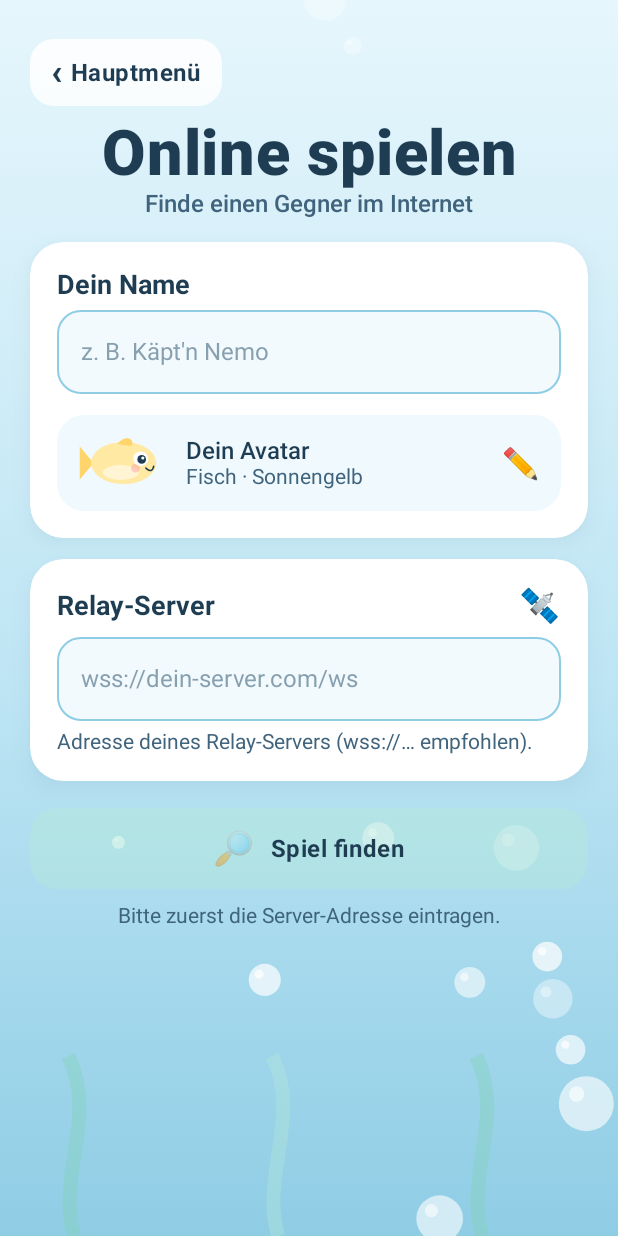
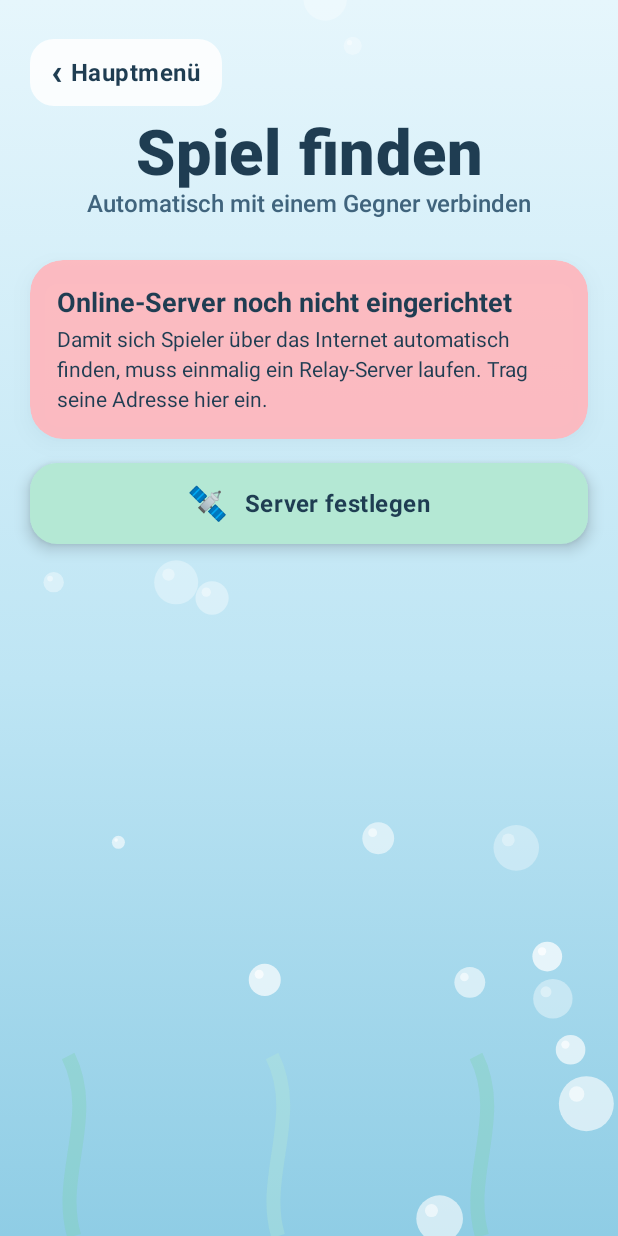
Before and after one commit to JeffreyL26/droplets, an Android app built with Jetpack Compose: the screen it shows after launch (MainActivity), after a tap on an icon or button, on a phone screen of 412 x 824 dp. Run offline under Robolectric (Android 15) with nearby library versions, the phone set to English and light mode, and no system bars; pictures from the network do not load; 1 other tap on this screen came first.

Commit message:
Make "Find a game" instant matchmaking + one-click relay deploy
Tapping "Finde ein Spiel!" now starts internet matchmaking immediately with no
input and no shared WiFi (Clash-Royale style): the relay pairs two searching
players automatically. The server address is a baked-in DEFAULT_RELAY_URL
constant; a discreet dialog still allows a custom server for testing/self-host.

Add a GET / health route to the relay (Render health check + browser test), a
render.yaml blueprint for free one-click Docker deploy, and a Gradle wrapper for
the server module so the relay can be built/validated standalone.

Co-Authored-By: Claude Opus 4.7 (1M context) <noreply@anthropic.com>

```diff
--- a/app/src/main/java/com/jbastudio/gofish/MainActivity.kt
+++ b/app/src/main/java/com/jbastudio/gofish/MainActivity.kt
@@ -75,8 +75,10 @@ class MainActivity : ComponentActivity() {
                 var mode    by remember { mutableStateOf<Mode?>(null) }
                 var avatarChoice  by remember { mutableStateOf(GameHolder.myAvatar) }
                 var showAvatarDlg by remember { mutableStateOf(false) }
-                var screen   by remember { mutableStateOf(Screen.MENU) }
-                var relayUrl by remember { mutableStateOf(netPrefs.loadRelayUrl()) }
+                var screen         by remember { mutableStateOf(Screen.MENU) }
+                // Optionaler, vom Nutzer gesetzter Server (z. B. zum Testen). Leer = Standard.
+                var serverOverride by remember { mutableStateOf(netPrefs.loadRelayUrl()) }
+                var showServerDlg  by remember { mutableStateOf(false) }
                 // Token-Container: jeder Connect-Versuch bekommt eine eigene ID;
                 // wird sie inkrementiert, sind alle laufenden Callbacks "stale" und werden ignoriert.
                 val attempt = remember { intArrayOf(0) }
@@ -125,6 +127,42 @@ class MainActivity : ComponentActivity() {
                     screen = Screen.MENU
                 }
 
+                // Online-Matchmaking SOFORT starten — keine Eingabe nötig.
+                // Adresse: optionaler Override, sonst die fest hinterlegte Standard-Adresse.
+                val startMatchmaking: () -> Unit = {
+                    val url = serverOverride.ifBlank { DEFAULT_RELAY_URL }.trim()
+                    isError = false
+                    screen  = Screen.ONLINE
+                    if (url.isEmpty()) {
+                        // Noch kein Server hinterlegt → Hinweis statt Suche
+                        busy    = false
+                        mode    = null
+                        status  = "Online-Server ist noch nicht eingerichtet."
+                        isError = true
+                    } else {
+                        val finalName = name.trim().ifEmpty { "Spieler" }
+                        val myToken = ++attempt[0]
+                        busy   = true
+                        mode   = Mode.ONLINE
+                        status = "Suche nach Gegner …"
+                        findOnlineMatch(
+                            relayUrl = url,
+                            name     = finalName,
+                            token    = myToken,
+                            onUpdate = { s, err ->
+                                if (attempt[0] == myToken) runOnUiThread {
+                                    status  = s
+                                    isError = err
+                                    if (err) { busy = false; mode = null }
+                                }
+                            },
+                            onSessionStart = {
+                                if (attempt[0] == myToken) { busy = false; mode = null; status = "" }
+                            }
+                        )
+                    }
+                }
+
                 if (showAvatarDlg) {
                     AvatarSelectionDialog(
                         currentChoice = avatarChoice,
@@ -137,60 +175,43 @@ class MainActivity : ComponentActivity() {
                     )
                 }
 
+                if (showServerDlg) {
+                    ServerDialog(
+                        current = serverOverride,
+                        defaultUrl = DEFAULT_RELAY_URL,
+                        onSave = { url ->
+                            serverOverride = url.trim()
+                            netPrefs.saveRelayUrl(url.trim())
+                            showServerDlg = false
+                        },
+                        onUseDefault = {
+                            serverOverride = ""
+                            netPrefs.saveRelayUrl("")
+                            showServerDlg = false
+                        },
+                        onClose = { showServerDlg = false }
+                    )
+                }
+
                 when (screen) {
                   Screen.MENU -> MainMenuScreen(
                       name          = name,
                       onNameChange  = { name = it },
                       avatar        = avatarChoice,
                       onAvatarClick = { showAvatarDlg = true },
-                      onFindGame    = { goTo(Screen.ONLINE) },
+                      onFindGame    = startMatchmaking,
                       onLocalHost   = { goTo(Screen.LOCAL) }
                   )
 
                   Screen.ONLINE -> OnlineScreen(
-                      name           = name,
-                      onNameChange   = { name = it },
-                      avatar         = avatarChoice,
-                      onAvatarClick  = { showAvatarDlg = true },
-                      relayUrl       = relayUrl,
-                      onRelayUrlChange = { relayUrl = it; netPrefs.saveRelayUrl(it.trim()) },
-                      status         = status,
-                      isError        = isError,
-                      busy           = busy,
-                      onBack         = backToMenu,
-                      onCancel       = cancel,
-                      onFind = {
-                          val url = relayUrl.trim()
-                          if (url.isEmpty()) {
-                              status = "Bitte Server-URL eingeben"
-                              isError = true
-                          } else {
-                              netPrefs.saveRelayUrl(url)
-                              val finalName = name.trim().ifEmpty { "Spieler" }
-                              val myToken = ++attempt[0]
-                              busy    = true
-                              isError = false
-                              mode    = Mode.ONLINE
-                              status  = "Suche nach Gegner …"
-                              findOnlineMatch(
-                                  relayUrl = url,
-                                  name     = finalName,
-                                  token    = myToken,
-                                  onUpdate = { s, err ->
-                                      if (attempt[0] == myToken) runOnUiThread {
-                                          status  = s
-                                          isError = err
-                                          if (err) { busy = false; mode = null }
-                                      }
-                                  },
-                                  onSessionStart = {
-                                      if (attempt[0] == myToken) {
-                                          busy = false; mode = null; status = ""
-                                      }
-                                  }
-                              )
-                          }
-                      }
+                      status           = status,
+                      isError          = isError,
+                      busy             = busy,
+                      serverConfigured = serverOverride.ifBlank { DEFAULT_RELAY_URL }.isNotBlank(),
+                      onBack           = backToMenu,
+                      onCancel         = cancel,
+                      onRetry          = startMatchmaking,
+                      onEditServer     = { showServerDlg = true }
                   )
 
                   Screen.LOCAL -> LobbyScreen(
@@ -515,20 +536,27 @@ private fun MainMenuScreen(
 //  Online-Bildschirm (Matchmaking über das Relay)
 // ═════════════════════════════════════════════════════════════════════════
 
+/**
+ * Fest hinterlegte Adresse des Online-Relay-Servers — analog zu Clash Royale,
+ * wo die Server-Adresse in der App steckt und der Spieler nichts eingibt.
+ *
+ * HIER nach dem Deployen die öffentliche Adresse eintragen, z. B.:
+ *   "wss://gofish-relay.onrender.com/ws"
+ *
+ * Leer = noch nicht eingerichtet (App zeigt dann einen Hinweis).
+ */
+private const val DEFAULT_RELAY_URL = ""
+
 @Composable
 private fun OnlineScreen(
-    name: String,
-    onNameChange: (String) -> Unit,
-    avatar: AvatarChoice,
-    onAvatarClick: () -> Unit,
-    relayUrl: String,
-    onRelayUrlChange: (String) -> Unit,
     status: String,
     isError: Boolean,
     busy: Boolean,
+    serverConfigured: Boolean,
     onBack: () -> Unit,
     onCancel: () -> Unit,
-    onFind: () -> Unit
+    onRetry: () -> Unit,
+    onEditServer: () -> Unit
 ) {
     OceanBackground {
         Column(
@@ -542,7 +570,7 @@ private fun OnlineScreen(
             BackRow(text = "Hauptmenü", enabled = !busy, onBack = onBack)
 
             Text(
-                text  = "Online spielen",
+                text  = "Spiel finden",
                 style = MaterialTheme.typography.displayLarge.copy(
                     fontSize = 42.sp, fontWeight = FontWeight.Black
                 ),
@@ -550,52 +578,17 @@ private fun OnlineScreen(
                 textAlign = TextAlign.Center
             )
             Text(
-                text = "Finde einen Gegner im Internet",
+                text = "Automatisch mit einem Gegner verbinden",
                 style = MaterialTheme.typography.titleMedium,
                 color = SoftSeaText,
                 textAlign = TextAlign.Center
             )
 
-            Spacer(Modifier.height(16.dp))
+            Spacer(Modifier.height(28.dp))
 
-            PlayerCard(
-                name          = name,
-                onNameChange  = onNameChange,
-                avatar        = avatar,
-                onAvatarClick = onAvatarClick,
-                enabled       = !busy
-            )
-
-            Spacer(Modifier.height(14.dp))
-
-            // Karte: Relay-Server
-            BubblePanel(modifier = Modifier.fillMaxWidth()) {
-                Column(Modifier.padding(18.dp)) {
-                    Row(verticalAlignment = Alignment.CenterVertically) {
-                        SectionLabel("Relay-Server")
-                        Spacer(Modifier.weight(1f))
-                        Text("🛰️", fontSize = 22.sp)
-                    }
-                    Spacer(Modifier.height(8.dp))
-                    PastelTextField(
-                        value = relayUrl,
-                        onChange = onRelayUrlChange,
-                        placeholder = "wss://dein-server.com/ws",
-                        enabled = !busy
-                    )
-                    Spacer(Modifier.height(6.dp))
-                    Text(
-                        "Adresse deines Relay-Servers (wss://… empfohlen).",
-                        style = MaterialTheme.typography.bodyMedium,
-                        color = SoftSeaText
-                    )
-                }
-            }
-
-            Spacer(Modifier.height(18.dp))
-
-            if (busy) {
-                // Suche läuft — Status + Abbrechen
+            when {
+                busy -> {
+                    // Suche läuft — Maskottchen + Status + Abbrechen
                     BubblePanel(
                         modifier = Modifier.fillMaxWidth(),
                         background = SunYellow.copy(alpha = 0.92f)
@@ -603,23 +596,32 @@ private fun OnlineScreen(
                         Column(
                             modifier = Modifier
                                 .fillMaxWidth()
-                            .padding(18.dp),
+                                .padding(22.dp),
                             horizontalAlignment = Alignment.CenterHorizontally
                         ) {
                             FishMascot(
-                            modifier = Modifier.size(width = 96.dp, height = 70.dp),
+                                modifier = Modifier.size(width = 110.dp, height = 80.dp),
                                 body = SeafoamGreen, bodyDeep = SeafoamDeep,
                                 facingRight = true
                             )
-                        Spacer(Modifier.height(8.dp))
+                            Spacer(Modifier.height(10.dp))
                             Text(
                                 text = status.ifEmpty { "Suche nach Gegner …" },
                                 modifier = Modifier.fillMaxWidth(),
                                 textAlign = TextAlign.Center,
                                 color = DeepSea,
-                            style = MaterialTheme.typography.titleMedium
+                                style = MaterialTheme.typography.titleLarge
                             )
-                        Spacer(Modifier.height(14.dp))
+                            Text(
+                                "Warte auf einen anderen Spieler, der gerade sucht.",
+                                modifier = Modifier
+                                    .fillMaxWidth()
+                                    .padding(top = 4.dp),
+                                textAlign = TextAlign.Center,
+                                color = SoftSeaText,
+                                style = MaterialTheme.typography.bodyMedium
+                            )
+                            Spacer(Modifier.height(16.dp))
                             PastelButton(
                                 text = "Suche abbrechen",
                                 emoji = "✋",
@@ -629,25 +631,54 @@ private fun OnlineScreen(
                             )
                         }
                     }
-            } else {
+                }
+
+                !serverConfigured -> {
+                    // Kein Server hinterlegt → Setup-Hinweis
+                    BubblePanel(
+                        modifier = Modifier.fillMaxWidth(),
+                        background = CoralPink.copy(alpha = 0.92f)
+                    ) {
+                        Column(
+                            Modifier
+                                .fillMaxWidth()
+                                .padding(18.dp)
+                        ) {
+                            Text(
+                                "Online-Server noch nicht eingerichtet",
+                                style = MaterialTheme.typography.titleLarge,
+                                color = DeepSea
+                            )
+                            Spacer(Modifier.height(6.dp))
+                            Text(
+                                "Damit sich Spieler über das Internet automatisch finden, " +
+                                    "muss einmalig ein Relay-Server laufen. Trag seine Adresse hier ein.",
+                                style = MaterialTheme.typography.bodyMedium,
+                                color = DeepSea
+                            )
+                        }
+                    }
+                    Spacer(Modifier.height(16.dp))
+                    PastelButton(
+                        text = "Server festlegen",
+                        emoji = "🛰️",
+                        enabled = true,
+                        container = SeafoamGreen,
+                        onClick = onEditServer
+                    )
+                }
+
+                else -> {
+                    // Bereit (z. B. nach Abbruch / Fehler / Spielende) → erneut suchen
                     PastelButton(
                         text = "Spiel finden",
                         emoji = "🔎",
-                    enabled = relayUrl.isNotBlank(),
+                        enabled = true,
                         container = SeafoamGreen,
-                    onClick = onFind
+                        onClick = onRetry
                     )
-                if (relayUrl.isBlank()) {
-                    Spacer(Modifier.height(10.dp))
-                    Text(
-                        "Bitte zuerst die Server-Adresse eintragen.",
-                        style = MaterialTheme.typography.bodyMedium,
-                        color = SoftSeaText,
-                        textAlign = TextAlign.Center
-                    )
-                }
                     if (status.isNotEmpty()) {
-                    Spacer(Modifier.height(12.dp))
+                        Spacer(Modifier.height(14.dp))
                         BubblePanel(
                             modifier = Modifier.fillMaxWidth(),
                             background = if (isError) CoralPink.copy(alpha = 0.92f)
@@ -663,6 +694,79 @@ private fun OnlineScreen(
                                 style = MaterialTheme.typography.titleMedium
                             )
                         }
+                    }
+                    Spacer(Modifier.height(18.dp))
+                    // Dezente Option (Tests / eigener Server)
+                    TextButton(onClick = onEditServer) {
+                        Text("Server ändern", color = SoftSeaText)
+                    }
+                }
+            }
+        }
+    }
+}
+
+/** Optionaler Server-Override (Tests / eigener Server). Leer = Standard-Server der App. */
+@Composable
+private fun ServerDialog(
+    current: String,
+    defaultUrl: String,
+    onSave: (String) -> Unit,
+    onUseDefault: () -> Unit,
+    onClose: () -> Unit
+) {
+    var text by remember { mutableStateOf(current) }
+    Dialog(
+        onDismissRequest = onClose,
+        properties = DialogProperties(usePlatformDefaultWidth = false)
+    ) {
+        BubblePanel(
+            modifier = Modifier
+                .fillMaxWidth()
+                .padding(horizontal = 20.dp),
+            background = Foam,
+            cornerRadius = 28.dp
+        ) {
+            Column(
+                modifier = Modifier
+                    .fillMaxWidth()
+                    .padding(horizontal = 20.dp, vertical = 22.dp),
+                horizontalAlignment = Alignment.CenterHorizontally
+            ) {
+                Text("Server-Adresse", style = MaterialTheme.typography.headlineLarge, color = DeepSea)
+                Spacer(Modifier.height(6.dp))
+                Text(
+                    "Nur zum Testen oder für einen eigenen Server nötig. " +
+                        "Leer lassen = Standard-Server der App.",
+                    style = MaterialTheme.typography.bodyMedium,
+                    color = SoftSeaText,
+                    textAlign = TextAlign.Center
+                )
+                Spacer(Modifier.height(16.dp))
+                PastelTextField(
+                    value = text,
+                    onChange = { text = it },
+                    placeholder = "wss://dein-server.com/ws"
+                )
+                if (defaultUrl.isNotBlank()) {
+                    Spacer(Modifier.height(8.dp))
+                    Text(
+                        "Standard: $defaultUrl",
+                        style = MaterialTheme.typography.bodySmall,
+                        color = SoftSeaText
+                    )
+                }
+                Spacer(Modifier.height(20.dp))
+                PastelButton(
+                    text = "Übernehmen",
+                    emoji = "✓",
+                    enabled = text.isNotBlank(),
+                    container = SeafoamGreen,
+                    onClick = { onSave(text) }
+                )
+                Spacer(Modifier.height(8.dp))
+                TextButton(onClick = onUseDefault) {
+                    Text("Standard verwenden", color = SoftSeaText)
                 }
             }
         }
```
Also changed, not shown: server/src/main/kotlin/com/jbastudio/gofish/relay/RelayServer.kt (+9 -0 lines), server/gradle/wrapper/gradle-wrapper.properties (added), 4 other files. Lines whose indentation alone changed are shown as unchanged.
